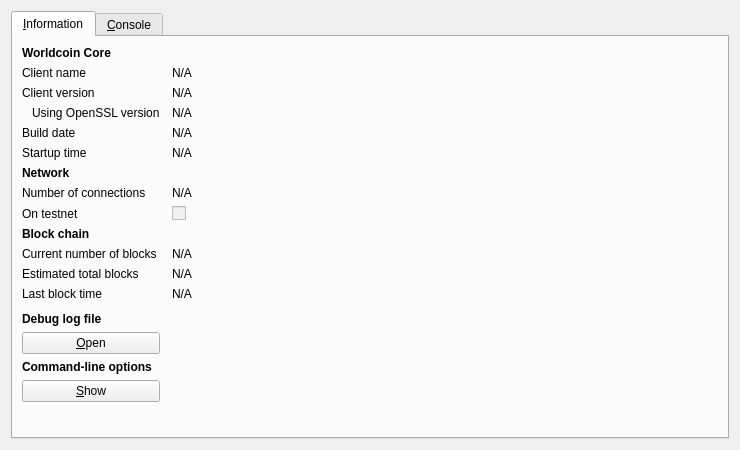
Qt form src/qt/forms/rpcconsole.ui (WorldcoinGlobal/WorldcoinLegacy) before a commit.
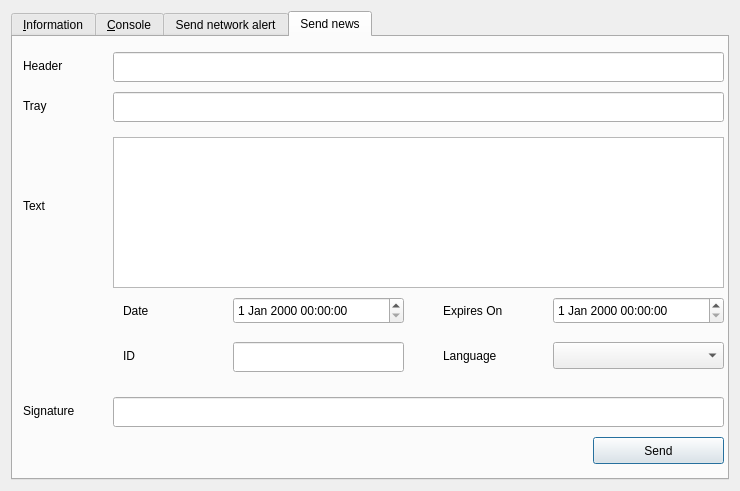
The same form after that commit. Icons and pictures are not drawn.

Patch:
```diff
--- a/src/qt/forms/rpcconsole.ui
+++ b/src/qt/forms/rpcconsole.ui
@@ -7,7 +7,7 @@
     <x>0</x>
     <y>0</y>
     <width>740</width>
-    <height>450</height>
+    <height>491</height>
    </rect>
   </property>
   <property name="windowTitle">
@@ -17,7 +17,7 @@
    <item>
     <widget class="QTabWidget" name="tabWidget">
      <property name="currentIndex">
-      <number>0</number>
+      <number>3</number>
      </property>
      <widget class="QWidget" name="tab_info">
       <attribute name="title">
@@ -445,6 +445,216 @@
        </item>
       </layout>
      </widget>
+     <widget class="QWidget" name="tab_alert">
+      <attribute name="title">
+       <string>Send network alert</string>
+      </attribute>
+     </widget>
+     <widget class="QWidget" name="tab_news">
+      <attribute name="title">
+       <string>Send news</string>
+      </attribute>
+      <widget class="QPlainTextEdit" name="teMessage">
+       <property name="geometry">
+        <rect>
+         <x>100</x>
+         <y>100</y>
+         <width>611</width>
+         <height>151</height>
+        </rect>
+       </property>
+      </widget>
+      <widget class="QLabel" name="label_15">
+       <property name="geometry">
+        <rect>
+         <x>10</x>
+         <y>20</y>
+         <width>81</width>
+         <height>17</height>
+        </rect>
+       </property>
+       <property name="text">
+        <string>Header</string>
+       </property>
+      </widget>
+      <widget class="QLineEdit" name="leHeader">
+       <property name="geometry">
+        <rect>
+         <x>100</x>
+         <y>15</y>
+         <width>611</width>
+         <height>30</height>
+        </rect>
+       </property>
+      </widget>
+      <widget class="QLineEdit" name="leTrayNotify">
+       <property name="geometry">
+        <rect>
+         <x>100</x>
+         <y>55</y>
+         <width>611</width>
+         <height>30</height>
+        </rect>
+       </property>
+      </widget>
+      <widget class="QLabel" name="label_16">
+       <property name="geometry">
+        <rect>
+         <x>10</x>
+         <y>60</y>
+         <width>81</width>
+         <height>17</height>
+        </rect>
+       </property>
+       <property name="text">
+        <string>Tray</string>
+       </property>
+      </widget>
+      <widget class="QLabel" name="label_17">
+       <property name="geometry">
+        <rect>
+         <x>10</x>
+         <y>160</y>
+         <width>81</width>
+         <height>17</height>
+        </rect>
+       </property>
+       <property name="text">
+        <string>Text</string>
+       </property>
+      </widget>
+      <widget class="QDateTimeEdit" name="dtDate">
+       <property name="geometry">
+        <rect>
+         <x>220</x>
+         <y>260</y>
+         <width>171</width>
+         <height>27</height>
+        </rect>
+       </property>
+      </widget>
+      <widget class="QLabel" name="label_18">
+       <property name="geometry">
+        <rect>
+         <x>110</x>
+         <y>265</y>
+         <width>81</width>
+         <height>17</height>
+        </rect>
+       </property>
+       <property name="text">
+        <string>Date</string>
+       </property>
+      </widget>
+      <widget class="QLabel" name="label_19">
+       <property name="geometry">
+        <rect>
+         <x>430</x>
+         <y>265</y>
+         <width>81</width>
+         <height>17</height>
+        </rect>
+       </property>
+       <property name="text">
+        <string>Expires On</string>
+       </property>
+      </widget>
+      <widget class="QDateTimeEdit" name="dtExpiration">
+       <property name="geometry">
+        <rect>
+         <x>540</x>
+         <y>260</y>
+         <width>171</width>
+         <height>27</height>
+        </rect>
+       </property>
+      </widget>
+      <widget class="QLineEdit" name="leID">
+       <property name="geometry">
+        <rect>
+         <x>220</x>
+         <y>305</y>
+         <width>171</width>
+         <height>30</height>
+        </rect>
+       </property>
+      </widget>
+      <widget class="QLabel" name="label_20">
+       <property name="geometry">
+        <rect>
+         <x>110</x>
+         <y>310</y>
+         <width>81</width>
+         <height>17</height>
+        </rect>
+       </property>
+       <property name="text">
+        <string>ID</string>
+       </property>
+      </widget>
+      <widget class="QLabel" name="label_21">
+       <property name="geometry">
+        <rect>
+         <x>430</x>
+         <y>310</y>
+         <width>81</width>
+         <height>17</height>
+        </rect>
+       </property>
+       <property name="text">
+        <string>Language</string>
+       </property>
+      </widget>
+      <widget class="QComboBox" name="cbLanguage">
+       <property name="geometry">
+        <rect>
+         <x>540</x>
+         <y>305</y>
+         <width>171</width>
+         <height>27</height>
+        </rect>
+       </property>
+       <property name="currentIndex">
+        <number>-1</number>
+       </property>
+      </widget>
+      <widget class="QLabel" name="label_22">
+       <property name="geometry">
+        <rect>
+         <x>10</x>
+         <y>365</y>
+         <width>81</width>
+         <height>17</height>
+        </rect>
+       </property>
+       <property name="text">
+        <string>Signature</string>
+       </property>
+      </widget>
+      <widget class="QLineEdit" name="leSign">
+       <property name="geometry">
+        <rect>
+         <x>100</x>
+         <y>360</y>
+         <width>611</width>
+         <height>30</height>
+        </rect>
+       </property>
+      </widget>
+      <widget class="QPushButton" name="bPush">
+       <property name="geometry">
+        <rect>
+         <x>580</x>
+         <y>400</y>
+         <width>131</width>
+         <height>27</height>
+        </rect>
+       </property>
+       <property name="text">
+        <string>Send</string>
+       </property>
+      </widget>
+     </widget>
     </widget>
    </item>
   </layout>
```
Left out of the diff: 4 changed lines with no effect on the pictures.
